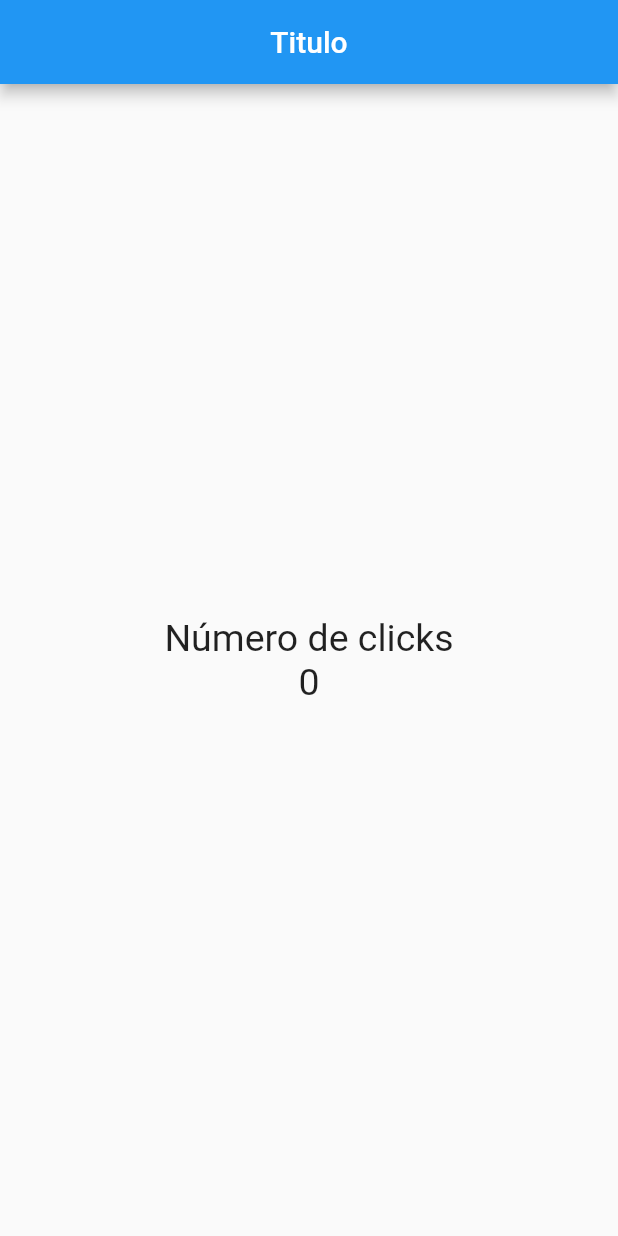
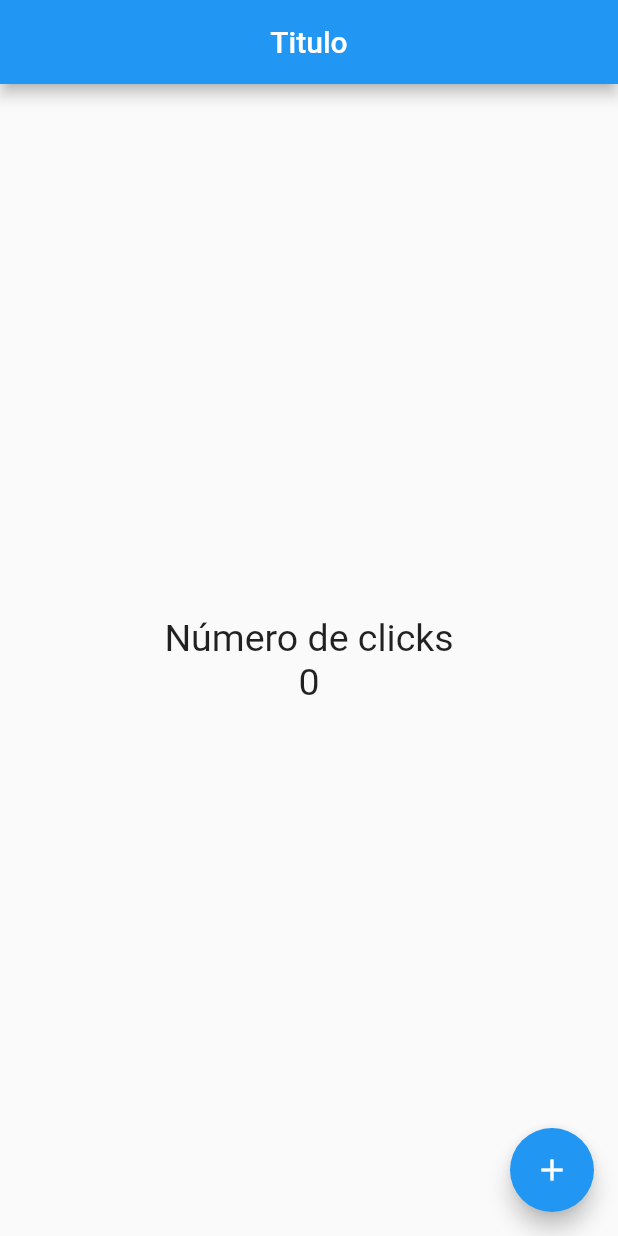
Before and after one commit to fereicod/contador, a Flutter app: the screen it shows after launch, on a phone screen of 412 x 824 dp. Run offline on Flutter 3.47's test engine with Material 2 defaults, Android fonts, the phone set to English and light mode, and no system bars.

Commit message:
add floating action button

```diff
--- a/lib/src/pages/home_page.dart
+++ b/lib/src/pages/home_page.dart
@@ -20,6 +20,10 @@ class HomePage extends StatelessWidget {
           ],
         )
       ),
+      floatingActionButton: FloatingActionButton(
+        child: Icon(Icons.add),
+        onPressed: () {print("object");},
+      ),
     );
   }
 }
```
